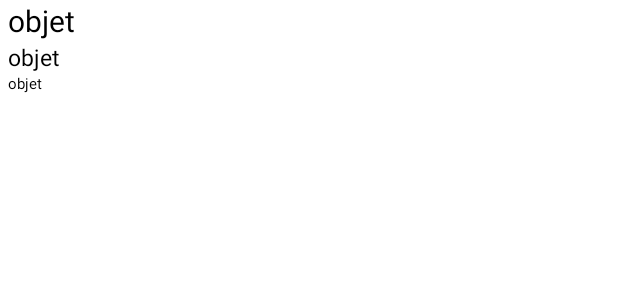
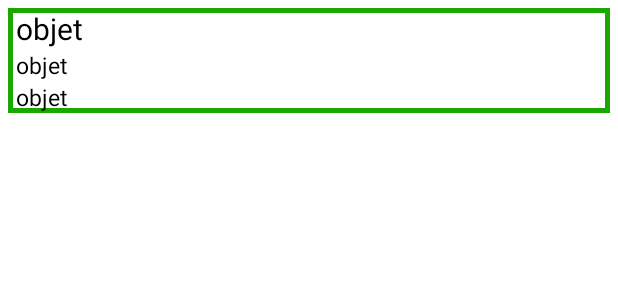
Before and after one commit to Felix-Gagne/Git, an Android app: the layout secret_item.xml on its own in the app's theme, with its tools: preview values and no code run, on a phone screen of 412 x 824 dp. Shown: the top 300 px of the screen. Run offline under Robolectric (Android 15) with nearby library versions, the phone set to English and light mode, and no system bars.

Commit message:
SuperRecycler

```diff
--- /dev/null
+++ b/2.1/SuperRecycler/app/src/main/res/drawable/outline_box.xml
@@ -0,0 +1,8 @@
+<?xml version="1.0" encoding="utf-8"?>
+<shape xmlns:android="http://schemas.android.com/apk/res/android"
+    android:shape="rectangle" >
+
+    <stroke android:width="3dp"
+        android:color="#19A800"/>
+
+</shape>
--- a/2.1/SuperRecycler/app/src/main/res/layout/secret_item.xml
+++ b/2.1/SuperRecycler/app/src/main/res/layout/secret_item.xml
@@ -2,7 +2,9 @@
 <LinearLayout xmlns:android="http://schemas.android.com/apk/res/android"
     android:layout_width="match_parent"
     android:layout_height="wrap_content"
-    android:orientation="vertical">
+    android:orientation="vertical"
+    android:background="@drawable/outline_box"
+    android:layout_margin="5dp">
 
     <TextView
         android:id="@+id/tvObjet"
@@ -28,7 +30,7 @@
         android:layout_height="wrap_content"
         android:textColor="@color/black"
         android:text="objet"
-        android:textSize="10dp"
+        android:textSize="15dp"
         android:layout_marginLeft="5dp"/>
 
 </LinearLayout>
```
